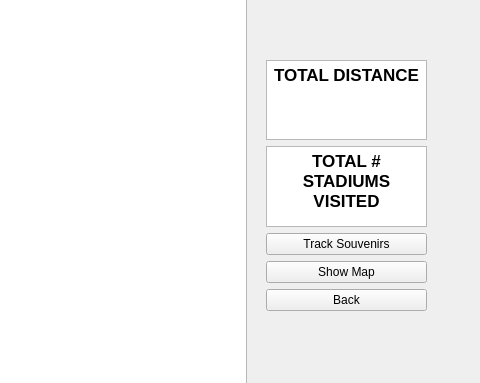
Qt form CS8project2/mainwindow.ui (pradakev/CS8GroupProject2) before a commit; both pictures show x 344 to 824 and y 150 to 533 of the 824 by 622 pixel window.
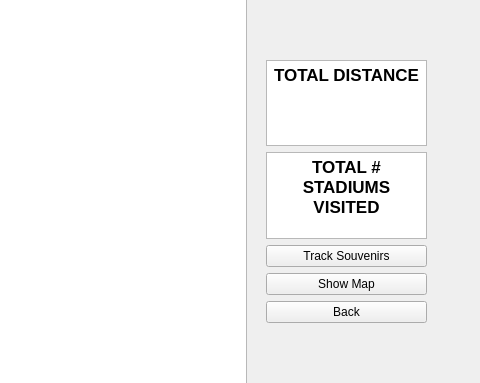
The same form after that commit. The open tabs and pages were chosen to show the change. Icons and pictures are not drawn.

Patch:
```diff
--- a/CS8project2/mainwindow.ui
+++ b/CS8project2/mainwindow.ui
@@ -1110,7 +1110,7 @@
         <x>600</x>
         <y>210</y>
         <width>161</width>
-        <height>251</height>
+        <height>263</height>
        </rect>
       </property>
       <layout class="QVBoxLayout" name="verticalLayout">
```
Left out of the diff: 4 changed lines with no effect on the pictures.
